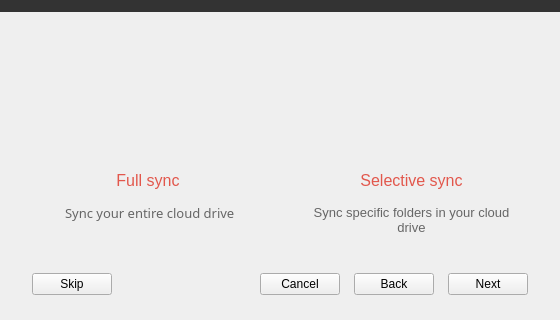
meganz/MEGAsync, file src/MEGASync/gui/macx/SetupWizard.ui: the form before one commit; both pictures show x 0 to 560 and y 140 to 460 of the 560 by 460 pixel window.
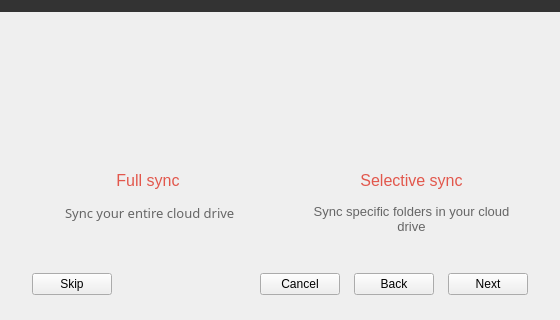
The form after the commit. The open tabs and pages were chosen to show the change. Icons and pictures are not drawn. Custom widgets are drawn as their Qt base class.

What changed in the file:
```diff
--- a/src/MEGASync/gui/macx/SetupWizard.ui
+++ b/src/MEGASync/gui/macx/SetupWizard.ui
@@ -1641,7 +1641,7 @@
                    <string>Sync specific folders in your cloud drive</string>
                   </property>
                   <property name="alignment">
-                   <set>Qt::AlignCenter</set>
+                   <set>Qt::AlignHCenter|Qt::AlignTop</set>
                   </property>
                   <property name="wordWrap">
                    <bool>true</bool>
```
